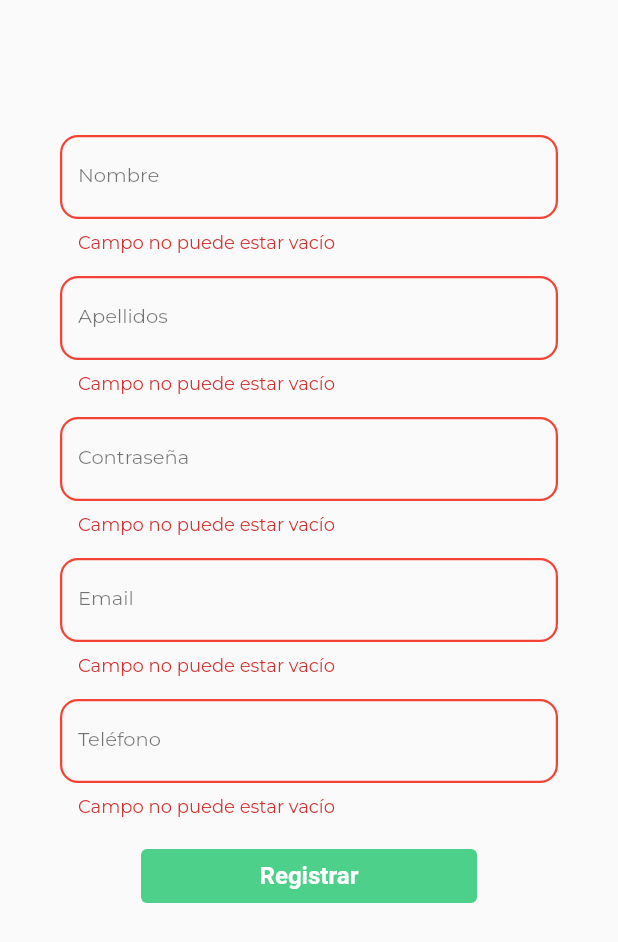
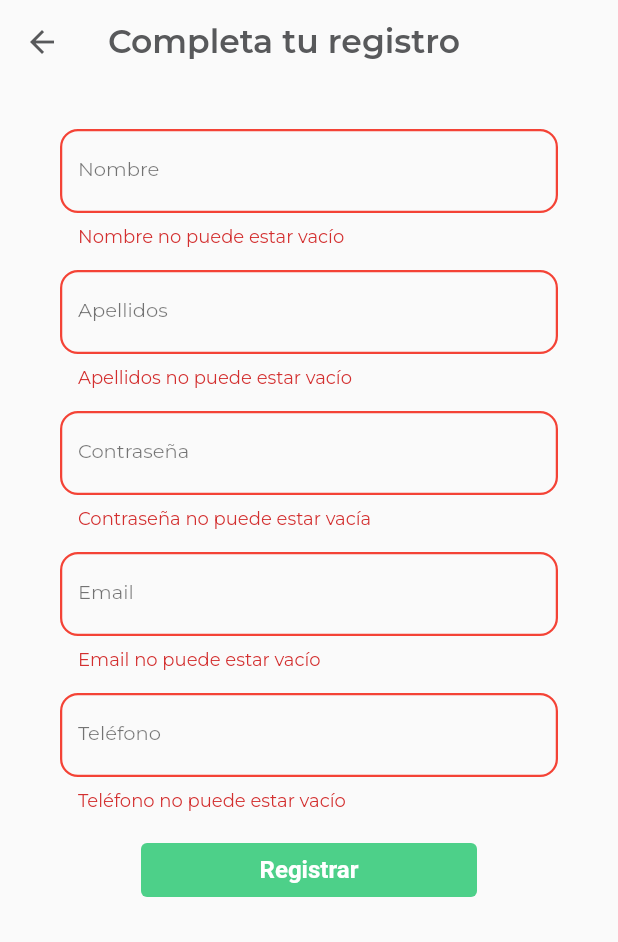
Before and after one commit to c3ortiz/sosty-app-frontEnd-main, a Flutter app: the RegisterScreen screen opened directly, after a tap on "Registrar", on a phone screen of 412 x 824 dp. Shown: the top 942 px of the screen. Run offline on Flutter 3.47's test engine with Material 2 defaults, Android fonts, the phone set to English and light mode, and no system bars; our stand-ins replace fluttertoast, google_fonts, smooth_page_indicator; network calls fail.

Commit message:
Register y toast para errores

```diff
--- a/lib/foundation/sp_text_field/sp_text_field.dart
+++ b/lib/foundation/sp_text_field/sp_text_field.dart
@@ -4,11 +4,16 @@ import 'package:flutter/material.dart';
 
 class SPTextFormField extends StatelessWidget {
   const SPTextFormField(
-      {Key? key, required this.labelText, required this.textEditingController})
+      {Key? key,
+      required this.labelText,
+      required this.textEditingController,
+      this.validator})
       : super(key: key);
 
   final String labelText;
   final TextEditingController textEditingController;
+
+  final String? Function(String? value)? validator;
 
   @override
   Widget build(BuildContext context) {
@@ -19,13 +24,8 @@ class SPTextFormField extends StatelessWidget {
           color: Colors.grey,
           fontSize: 13,
         ),
-        validator: (value) {
-          print(value);
-          if (value!.isEmpty) {
-            return "Campo no puede estar vacío";
-          }
-          return null;
-        },
+        validator: validator,
+        controller: textEditingController,
         decoration: InputDecoration(
             labelText: labelText,
             labelStyle: const TextStyle(color: Colors.black54, fontSize: 13),
@@ -35,11 +35,12 @@ class SPTextFormField extends StatelessWidget {
                 color: Colors.grey,
               ),
             ),
-            focusedBorder: const OutlineInputBorder(
+            focusedBorder: OutlineInputBorder(
               borderSide: BorderSide(
                 width: 1.5,
                 color: Colors.black54,
               ),
+              borderRadius: BorderRadius.circular(20),
             ),
             errorBorder: OutlineInputBorder(
               borderSide: BorderSide(width: 1.5, color: Colors.red),
--- a/lib/investments.dart
+++ b/lib/investments.dart
@@ -18,7 +18,7 @@ class Investment extends StatelessWidget {
         child: Column(children: [
           Text('Soy una inversión'),
           SizedBox(height: 80),
-          Text('Con mucha rentabilidad')
+          Text('Con mucha rentabilidad'),
         ]),
       ),
     );
--- a/lib/register_screen.dart
+++ b/lib/register_screen.dart
@@ -1,10 +1,14 @@
 // ignore_for_file: prefer_const_constructors
 
 import 'package:flutter/material.dart';
+import 'package:google_fonts/google_fonts.dart';
 import 'package:my_first_app/foundation/sp_solid_button/sp_solid_button.dart';
 import 'package:my_first_app/foundation/sp_text_field/sp_text_field.dart';
 import 'package:http/http.dart';
 import 'dart:convert';
+import 'package:fluttertoast/fluttertoast.dart';
+
+import 'login_screen.dart';
 
 class RegisterScreen extends StatefulWidget {
   const RegisterScreen({super.key});
@@ -19,6 +23,9 @@ class _RegisterScreenState extends State<RegisterScreen> {
   final TextEditingController _firstNameController = TextEditingController();
   final TextEditingController _lastNameController = TextEditingController();
   final TextEditingController _phoneNumeberController = TextEditingController();
+
+  final RegExp _email = RegExp(
+      r"^((([a-z]|\d|[!#\$%&'\*\+\-\/=\?\^_`{\|}~]|[\u00A0-\uD7FF\uF900-\uFDCF\uFDF0-\uFFEF])+(\.([a-z]|\d|[!#\$%&'\*\+\-\/=\?\^_`{\|}~]|[\u00A0-\uD7FF\uF900-\uFDCF\uFDF0-\uFFEF])+)*)|((\x22)((((\x20|\x09)*(\x0d\x0a))?(\x20|\x09)+)?(([\x01-\x08\x0b\x0c\x0e-\x1f\x7f]|\x21|[\x23-\x5b]|[\x5d-\x7e]|[\u00A0-\uD7FF\uF900-\uFDCF\uFDF0-\uFFEF])|(\\([\x01-\x09\x0b\x0c\x0d-\x7f]|[\u00A0-\uD7FF\uF900-\uFDCF\uFDF0-\uFFEF]))))*(((\x20|\x09)*(\x0d\x0a))?(\x20|\x09)+)?(\x22)))@((([a-z]|\d|[\u00A0-\uD7FF\uF900-\uFDCF\uFDF0-\uFFEF])|(([a-z]|\d|[\u00A0-\uD7FF\uF900-\uFDCF\uFDF0-\uFFEF])([a-z]|\d|-|\.|_|~|[\u00A0-\uD7FF\uF900-\uFDCF\uFDF0-\uFFEF])*([a-z]|\d|[\u00A0-\uD7FF\uF900-\uFDCF\uFDF0-\uFFEF])))\.)+(([a-z]|[\u00A0-\uD7FF\uF900-\uFDCF\uFDF0-\uFFEF])|(([a-z]|[\u00A0-\uD7FF\uF900-\uFDCF\uFDF0-\uFFEF])([a-z]|\d|-|\.|_|~|[\u00A0-\uD7FF\uF900-\uFDCF\uFDF0-\uFFEF])*([a-z]|[\u00A0-\uD7FF\uF900-\uFDCF\uFDF0-\uFFEF])))$");
 
   final formKey = GlobalKey<FormState>();
 
@@ -36,6 +43,24 @@ class _RegisterScreenState extends State<RegisterScreen> {
             'lastName': lastName,
             'phoneNumber': phoneNumber
           }));
+      if (response.statusCode == 200) {
+        Fluttertoast.showToast(
+            msg:
+                "Tu cuenta fue creada exitosamente, por favor revisa tu correo para activarla", // message
+            toastLength: Toast.LENGTH_LONG, // length
+            gravity: ToastGravity.CENTER,
+            timeInSecForIosWeb: 30
+            // location           // duration
+            );
+      }
+      if (response.statusCode == 400) {
+        Fluttertoast.showToast(
+          msg: Utf8Decoder().convert(response.bodyBytes), // message
+          toastLength: Toast.LENGTH_SHORT, // length
+          gravity: ToastGravity.CENTER,
+          // location           // duration
+        );
+      }
     } catch (e) {
       rethrow;
     }
@@ -46,16 +71,40 @@ class _RegisterScreenState extends State<RegisterScreen> {
     Title:
     const Text("RegisterPage");
     return Scaffold(
+      appBar: AppBar(
+        backgroundColor: Color.fromRGBO(250, 250, 250, 100),
+        elevation: 0,
+        centerTitle: false,
+        leading: IconButton(
+          icon: const Icon(Icons.arrow_back),
+          color: Color.fromRGBO(88, 89, 91, 100),
+          onPressed: () => Navigator.pushReplacement(
+              context, MaterialPageRoute(builder: (context) => LoginScreen())),
+        ),
+        title: const Text(
+          "Completa tu registro",
+          style: TextStyle(
+              color: Color.fromRGBO(88, 89, 91, 100),
+              fontWeight: FontWeight.w600,
+              fontSize: 22),
+        ),
+      ),
       body: SingleChildScrollView(
         child: SafeArea(
           child: Padding(
-            padding: const EdgeInsets.symmetric(horizontal: 40, vertical: 90),
+            padding: const EdgeInsets.symmetric(horizontal: 40, vertical: 30),
             child: Form(
               key: formKey,
               child: Column(children: [
                 SPTextFormField(
                   labelText: "Nombre",
                   textEditingController: _firstNameController,
+                  validator: (value) {
+                    if (value!.isEmpty) {
+                      return "Nombre no puede estar vacío";
+                    }
+                    return null;
+                  },
                 ),
                 SizedBox(
                   height: 15,
@@ -63,6 +112,12 @@ class _RegisterScreenState extends State<RegisterScreen> {
                 SPTextFormField(
                   labelText: "Apellidos",
                   textEditingController: _lastNameController,
+                  validator: (value) {
+                    if (value!.isEmpty) {
+                      return "Apellidos no puede estar vacío";
+                    }
+                    return null;
+                  },
                 ),
                 SizedBox(
                   height: 15,
@@ -70,6 +125,15 @@ class _RegisterScreenState extends State<RegisterScreen> {
                 SPTextFormField(
                   labelText: "Contraseña",
                   textEditingController: _passwordController,
+                  validator: (value) {
+                    if (value!.isEmpty) {
+                      return "Contraseña no puede estar vacía";
+                    } else if (value.length < 8) {
+                      return "Mínimo 8 caracteres";
+                    }
+
+                    return null;
+                  },
                 ),
                 SizedBox(
                   height: 15,
@@ -77,6 +141,14 @@ class _RegisterScreenState extends State<RegisterScreen> {
                 SPTextFormField(
                   labelText: "Email",
                   textEditingController: _emailController,
+                  validator: (value) {
+                    if (value!.isEmpty) {
+                      return "Email no puede estar vacío";
+                    } else if (!(_email.hasMatch(value))) {
+                      return "Debe ser un email válido";
+                    }
+                    return null;
+                  },
                 ),
                 SizedBox(
                   height: 15,
@@ -84,6 +156,12 @@ class _RegisterScreenState extends State<RegisterScreen> {
                 SPTextFormField(
                   labelText: "Teléfono",
                   textEditingController: _phoneNumeberController,
+                  validator: (value) {
+                    if (value!.isEmpty) {
+                      return "Teléfono no puede estar vacío";
+                    }
+                    return null;
+                  },
                 ),
                 SizedBox(
                   height: 15,
@@ -91,13 +169,14 @@ class _RegisterScreenState extends State<RegisterScreen> {
                 SPSolidButton(
                     text: "Registrar",
                     onPressed: () {
-                      formKey.currentState!.validate();
+                      if (formKey.currentState!.validate()) {
                         register(
                             _emailController.text.toString(),
                             _passwordController.text.toString(),
                             _firstNameController.text.toString(),
                             _lastNameController.text.toString(),
                             _phoneNumeberController.text.toString());
+                      }
                     }),
               ]),
             ),
--- a/pubspec.yaml
+++ b/pubspec.yaml
@@ -41,6 +41,7 @@ dependencies:
   http: ^0.13.5
   shared_preferences: ^2.0.15
   modal_progress_hud: ^0.1.3
+  fluttertoast: ^8.0.9
 
 dev_dependencies:
   flutter_test:
```
Also changed, not shown: lib/login_screen.dart (+9 -1 lines), lib/main_screen.dart (+1 -7 lines), pubspec.lock. Lines whose indentation alone changed are shown as unchanged.
